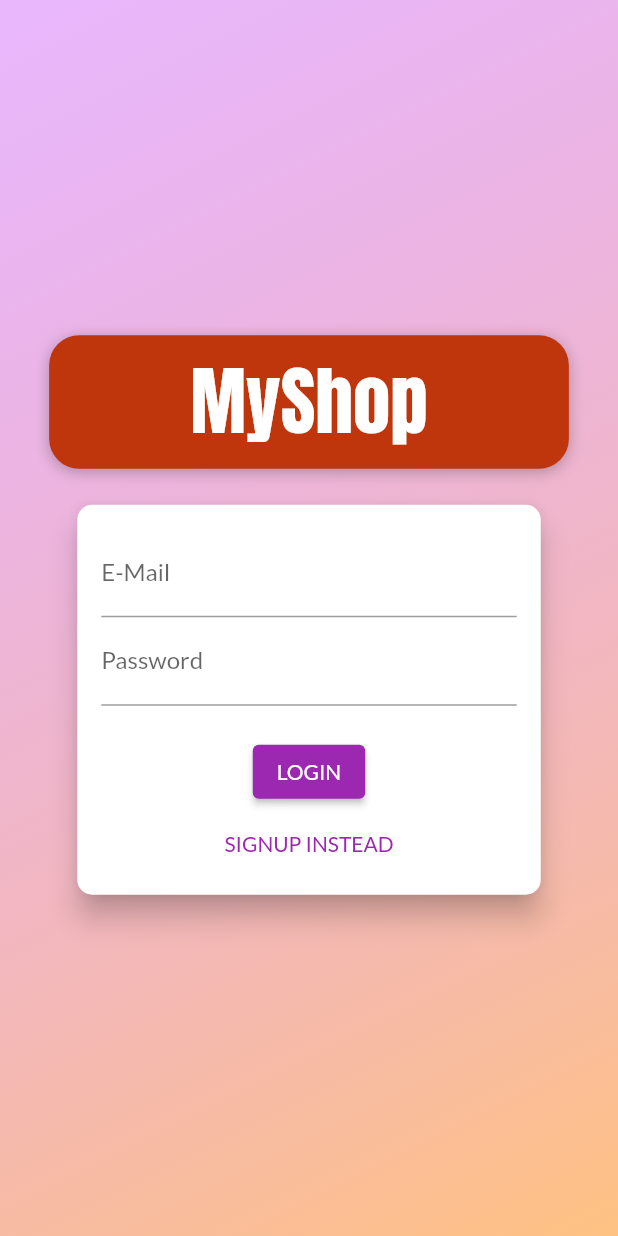
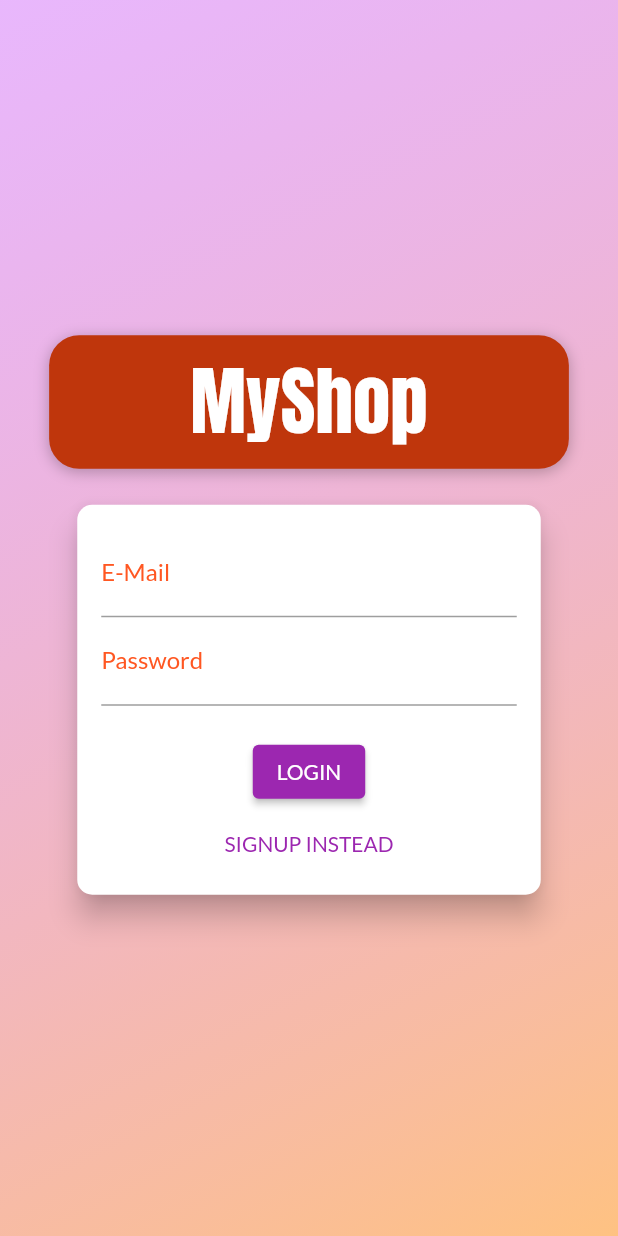
Before and after one commit to ArshdeepBrar300/ShopApp, a Flutter app: the screen it shows after launch, on a phone screen of 412 x 824 dp. Run offline on Flutter 3.47's test engine with Material 2 defaults, Android fonts, the phone set to English and light mode, and no system bars; our stand-ins replace cloud_firestore, firebase_auth, firebase_core, firebase_database, shared_preferences; accounts and stored records are empty.

Commit message:
Resolving errors

```diff
--- a/lib/main.dart
+++ b/lib/main.dart
@@ -60,7 +60,7 @@ class MyApp extends StatelessWidget {
         title: 'Flutter Demo',
         theme: ThemeData(
           primarySwatch: Colors.purple,
-          accentColor: Colors.deepOrange,
+          hintColor: Colors.deepOrange,
           fontFamily: 'Lato',
         ),
         home: isLoggedIn ? ProductOverviewScreen() : AuthScreen(),
--- a/lib/widgets/badge.dart
+++ b/lib/widgets/badge.dart
@@ -26,7 +26,7 @@ class Badgee extends StatelessWidget {
             // color: Theme.of(context).accentColor,
             decoration: BoxDecoration(
               borderRadius: BorderRadius.circular(10.0),
-              color: color != null ? color : Theme.of(context).accentColor,
+              color: color != null ? color : Theme.of(context).hintColor,
             ),
             constraints: BoxConstraints(
               minWidth: 16,
--- a/pubspec.yaml
+++ b/pubspec.yaml
@@ -14,7 +14,7 @@ description: A new Flutter project.
 version: 1.0.0+1
 
 environment:
-  sdk: '>=2.14.0 <3.0.0'
+  sdk: '>=2.12.0 <3.0.0'
 
 dependencies:
   flutter:
@@ -23,7 +23,7 @@ dependencies:
 
   # The following adds the Cupertino Icons font to your application.
   # Use with the CupertinoIcons class for iOS style icons.
-  cupertino_icons: ^0.1.2
+  cupertino_icons: ^1.0.0
   provider: ^6.0.5
   cloud_firestore: ^4.8.2
   firebase_auth: ^4.6.3
```
Also changed, not shown: lib/widgets/order_item.dart (line endings or trailing spaces), pubspec.lock, 1 other file.
